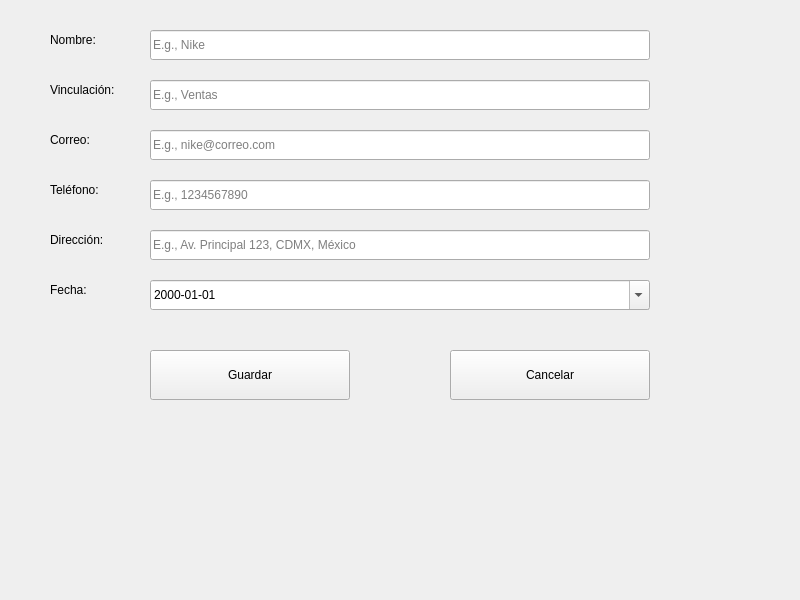
The window that proveedores/agregar_Proveedor.ui (Frakinatra/topicos-desarollo) describes before a commit, drawn with Qt 5.
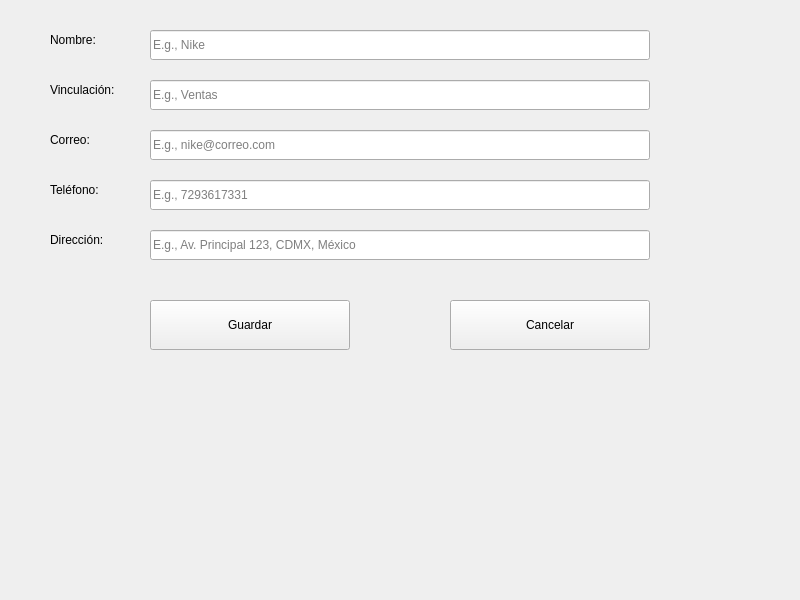
The same window after the commit.

Commit message: Se realizo conexion con la base de datos y se crearon los dos mósulo de agregar

```diff
--- a/proveedores/agregar_Proveedor.ui
+++ b/proveedores/agregar_Proveedor.ui
@@ -117,7 +117,7 @@
     </rect>
    </property>
    <property name="placeholderText">
-    <string>E.g., 1234567890</string>
+    <string>E.g., 7293617331</string>
    </property>
   </widget>
   <!-- Campo: Dirección -->
@@ -147,42 +147,11 @@
     <string>E.g., Av. Principal 123, CDMX, México</string>
    </property>
   </widget>
-  <!-- Campo: Fecha de Registro -->
-  <widget class="QLabel" name="labelFechaRegistro">
-   <property name="geometry">
-    <rect>
-     <x>50</x>
-     <y>280</y>
-     <width>100</width>
-     <height>20</height>
-    </rect>
-   </property>
-   <property name="text">
-    <string>Fecha:</string>
-   </property>
-  </widget>
-  <widget class="QDateEdit" name="dateEditFechaRegistro">
-   <property name="geometry">
-    <rect>
-     <x>150</x>
-     <y>280</y>
-     <width>500</width>
-     <height>30</height>
-    </rect>
-   </property>
-   <property name="calendarPopup">
-    <bool>true</bool>
-   </property>
-   <property name="displayFormat">
-    <string>yyyy-MM-dd</string>
-   </property>
-  </widget>
-  <!-- Botón: Guardar -->
   <widget class="QPushButton" name="btnGuardar">
    <property name="geometry">
     <rect>
      <x>150</x>
-     <y>350</y>
+     <y>300</y>
      <width>200</width>
      <height>50</height>
     </rect>
@@ -196,7 +165,7 @@
    <property name="geometry">
     <rect>
      <x>450</x>
-     <y>350</y>
+     <y>300</y>
      <width>200</width>
      <height>50</height>
     </rect>
```
Left out of the diff: 7 changed lines with no effect on the pictures. The commit also changes 11 other files.
